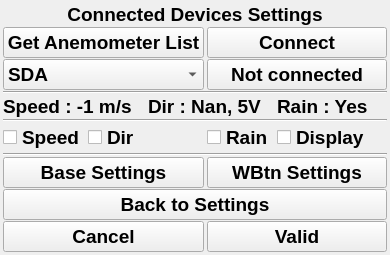
Old version of the form F3FChrono/gui/WSettingsConnectedDevices.ui in the repository jomarin38/F3FChrono.
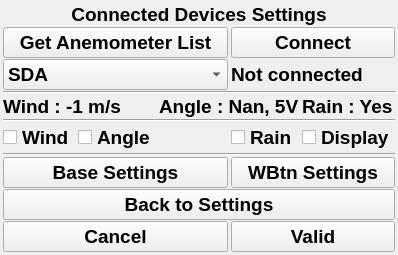
New version of the form.

Diff of the .ui file:
```diff
--- a/F3FChrono/gui/WSettingsConnectedDevices.ui
+++ b/F3FChrono/gui/WSettingsConnectedDevices.ui
@@ -6,7 +6,7 @@
    <rect>
     <x>0</x>
     <y>0</y>
-    <width>390</width>
+    <width>397</width>
     <height>247</height>
    </rect>
   </property>
@@ -62,7 +62,7 @@
       </font>
      </property>
      <property name="text">
-      <string>Speed : -1 m/s</string>
+      <string>Wind : -1 m/s</string>
      </property>
     </widget>
    </item>
@@ -83,26 +83,6 @@
      </property>
     </widget>
    </item>
-   <item row="2" column="3" colspan="3">
-    <widget class="QPushButton" name="AnemometerStatus">
-     <property name="font">
-      <font>
-       <pointsize>14</pointsize>
-       <weight>75</weight>
-       <bold>true</bold>
-      </font>
-     </property>
-     <property name="inputMethodHints">
-      <set>Qt::ImhNone</set>
-     </property>
-     <property name="text">
-      <string>Not connected</string>
-     </property>
-     <property name="checkable">
-      <bool>false</bool>
-     </property>
-    </widget>
-   </item>
    <item row="8" column="4" colspan="2">
     <widget class="QLabel" name="WeatherStation_Rain">
      <property name="font">
@@ -258,7 +238,7 @@
       </font>
      </property>
      <property name="text">
-      <string>Dir : Nan, 5V</string>
+      <string>Angle : Nan, 5V</string>
      </property>
     </widget>
    </item>
@@ -272,7 +252,7 @@
       </font>
      </property>
      <property name="text">
-      <string>Speed</string>
+      <string>Wind</string>
      </property>
     </widget>
    </item>
@@ -314,7 +294,21 @@
       </font>
      </property>
      <property name="text">
-      <string>Dir</string>
+      <string>Angle</string>
+     </property>
+    </widget>
+   </item>
+   <item row="2" column="3" colspan="3">
+    <widget class="QLabel" name="AnemometerStatus">
+     <property name="font">
+      <font>
+       <pointsize>14</pointsize>
+       <weight>75</weight>
+       <bold>true</bold>
+      </font>
+     </property>
+     <property name="text">
+      <string>Not connected</string>
      </property>
     </widget>
    </item>
```
